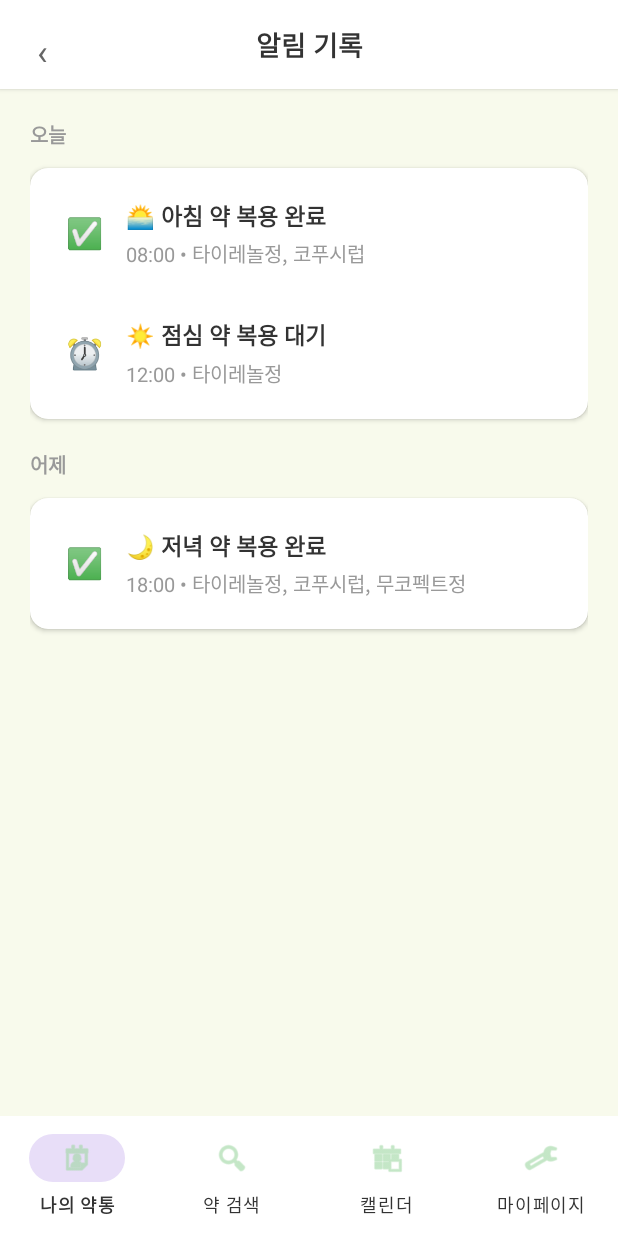
After one commit to altongApp/altongApp_v1, an Android app: the fragment AlarmHistoryFragment placed in its activity, on a phone screen of 412 x 824 dp. The commit adds this screen. Run offline under Robolectric (Android 15) with nearby library versions, the phone set to English and light mode, and no system bars; our stand-ins replace Room's generated code.

Commit message:
[feat] Implement alarm history screen - AlarmHistoryFragment.kt 추가 - AlarmHistory.kt 데이터 클래스 생성 - AlarmHistoryAdapter.kt RecyclerView Adapter 구현 - fragment_alarm_history.xml 레이아웃 구현 - item_alarm_history.xml 아이템 레이아웃 추가 - 날짜별 섹션 표시 (오늘/어제/이전) - 더미 데이터로 화면 구성 (Phase 2에서 DB 연동 예정) - MyPageFragment Navigation 연결

```diff
--- /dev/null
+++ b/app/src/main/java/com/example/altong_v2/ui/mypage/AlarmHistory.kt
@@ -0,0 +1,44 @@
+package com.example.altong_v2.ui.mypage
+
+
+ // 알림 기록 데이터 클래스
+data class AlarmHistory(
+    val id: Long = 0,
+    val timeSlot: String,           // "morning", "lunch", "dinner", "bedtime"
+    val time: String,                // "08:00"
+    val medicines: List<String>,     // ["감기약", "허리약"]
+    val isCompleted: Boolean,        // true: 복용 완료, false: 대기
+    val timestamp: Long = System.currentTimeMillis()
+) {
+
+    fun getTimeSlotIcon(): String {
+        return when (timeSlot) {
+            "morning" -> "🌅"
+            "lunch" -> "☀️"
+            "dinner" -> "🌙"
+            "bedtime" -> "🛌"
+            else -> "⏰"
+        }
+    }
+    fun getTimeSlotLabel(): String {
+        return when (timeSlot) {
+            "morning" -> "아침"
+            "lunch" -> "점심"
+            "dinner" -> "저녁"
+            "bedtime" -> "취침 전"
+            else -> "알림"
+        }
+    }
+    // 타이틀 생성
+    fun getTitle(): String {
+        val icon = getTimeSlotIcon()
+        val label = getTimeSlotLabel()
+        val status = if (isCompleted) "복용 완료" else "복용 대기"
+        return "$icon $label 약 $status"
+    }
+    // 상세정보 생성
+    fun getDetail(): String {
+        val medicinesText = medicines.joinToString(", ")
+        return "$time • $medicinesText"
+    }
+}
--- /dev/null
+++ b/app/src/main/java/com/example/altong_v2/ui/mypage/AlarmHistoryAdapter.kt
@@ -0,0 +1,44 @@
+package com.example.altong_v2.ui.mypage
+
+import android.view.LayoutInflater
+import android.view.ViewGroup
+import androidx.recyclerview.widget.DiffUtil
+import androidx.recyclerview.widget.ListAdapter
+import androidx.recyclerview.widget.RecyclerView
+import com.example.altong_v2.databinding.ItemAlarmHistoryBinding
+
+/* 알림 기록 RecyclerView Adapter */
+class AlarmHistoryAdapter : ListAdapter<AlarmHistory, AlarmHistoryAdapter.ViewHolder>(DiffCallback()) {
+    override fun onCreateViewHolder(parent: ViewGroup, viewType: Int): ViewHolder {
+        val binding = ItemAlarmHistoryBinding.inflate(
+            LayoutInflater.from(parent.context),
+            parent,
+            false
+        )
+        return ViewHolder(binding)
+    }
+
+    override fun onBindViewHolder(holder: ViewHolder, position: Int) {
+        holder.bind(getItem(position))
+    }
+
+    class ViewHolder( private val binding: ItemAlarmHistoryBinding ) : RecyclerView.ViewHolder(binding.root) {
+        fun bind(history: AlarmHistory) {
+            // 상태 아이콘
+            binding.tvStatusIcon.text = if (history.isCompleted) "✅" else "⏰"
+            // 타이틀
+            binding.tvTitle.text = history.getTitle()
+            // 상세 정보
+            binding.tvDetail.text = history.getDetail()
+        }
+    }
+
+    private class DiffCallback : DiffUtil.ItemCallback<AlarmHistory>() {
+        override fun areItemsTheSame(oldItem: AlarmHistory, newItem: AlarmHistory): Boolean {
+            return oldItem.id == newItem.id
+        }
+        override fun areContentsTheSame(oldItem: AlarmHistory, newItem: AlarmHistory): Boolean {
+            return oldItem == newItem
+        }
+    }
+}
--- /dev/null
+++ b/app/src/main/java/com/example/altong_v2/ui/mypage/AlarmHistoryFragment.kt
@@ -0,0 +1,157 @@
+package com.example.altong_v2.ui.mypage
+
+import android.os.Bundle
+import android.view.LayoutInflater
+import android.view.View
+import android.view.ViewGroup
+import androidx.fragment.app.Fragment
+import androidx.recyclerview.widget.LinearLayoutManager
+import com.example.altong_v2.databinding.FragmentAlarmHistoryBinding
+import java.util.Calendar
+
+/* 알림 기록 Fragment
+TODO: Phase 2에서 실제 알림 기록 DB 연동 */
+class AlarmHistoryFragment : Fragment() {
+    private var _binding: FragmentAlarmHistoryBinding? = null
+    private val binding get() = _binding!!
+    private lateinit var todayAdapter: AlarmHistoryAdapter
+    private lateinit var yesterdayAdapter: AlarmHistoryAdapter
+    private lateinit var previousAdapter: AlarmHistoryAdapter
+
+    override fun onCreateView(
+        inflater: LayoutInflater,
+        container: ViewGroup?,
+        savedInstanceState: Bundle?
+    ): View {
+        _binding = FragmentAlarmHistoryBinding.inflate(inflater, container, false)
+        return binding.root
+    }
+
+    override fun onViewCreated(view: View, savedInstanceState: Bundle?) {
+        super.onViewCreated(view, savedInstanceState)
+
+        setupClickListeners()
+        setupRecyclerViews()
+        loadAlarmHistory()
+    }
+    private fun setupClickListeners() {
+        binding.btnBack.setOnClickListener {
+            parentFragmentManager.popBackStack()
+        }
+    }
+    private fun setupRecyclerViews() {
+        // 오늘
+        todayAdapter = AlarmHistoryAdapter()
+        binding.rvToday.apply {
+            layoutManager = LinearLayoutManager(context)
+            adapter = todayAdapter
+        }
+        // 어제
+        yesterdayAdapter = AlarmHistoryAdapter()
+        binding.rvYesterday.apply {
+            layoutManager = LinearLayoutManager(context)
+            adapter = yesterdayAdapter
+        }
+        // 이전 기록
+        previousAdapter = AlarmHistoryAdapter()
+        binding.rvPrevious.apply {
+            layoutManager = LinearLayoutManager(context)
+            adapter = previousAdapter
+        }
+    }
+
+/*     * 알림 기록 불러오기
+     * TODO: Phase 2에서 실제 DB에서 가져오기 */
+    private fun loadAlarmHistory() {
+        // 더미 데이터 생성 (테스트용)
+        val todayList = getDummyTodayData()
+        val yesterdayList = getDummyYesterdayData()
+
+        if (todayList.isEmpty() && yesterdayList.isEmpty()) {
+            // 빈 상태 표시
+            showEmptyState()
+        } else {
+            // 데이터 표시
+            showContent(todayList, yesterdayList)
+        }
+    }
+
+    private fun showEmptyState() {
+        binding.emptyState.visibility = View.VISIBLE
+        binding.contentContainer.visibility = View.GONE
+    }
+    private fun showContent(
+        todayList: List<AlarmHistory>,
+        yesterdayList: List<AlarmHistory>
+    ) {
+        binding.emptyState.visibility = View.GONE
+        binding.contentContainer.visibility = View.VISIBLE
+
+        // 오늘 섹션
+        if (todayList.isNotEmpty()) {
+            binding.tvTodayLabel.visibility = View.VISIBLE
+            binding.cardToday.visibility = View.VISIBLE
+            todayAdapter.submitList(todayList)
+        }
+        // 어제 섹션
+        if (yesterdayList.isNotEmpty()) {
+            binding.tvYesterdayLabel.visibility = View.VISIBLE
+            binding.cardYesterday.visibility = View.VISIBLE
+            yesterdayAdapter.submitList(yesterdayList)
+        }
+    }
+
+    /**
+     * 더미 데이터 - 오늘
+     * TODO: Phase 2에서 삭제
+     */
+    private fun getDummyTodayData(): List<AlarmHistory> {
+        val calendar = Calendar.getInstance()
+        val today = calendar.timeInMillis
+
+        return listOf(
+            AlarmHistory(
+                id = 1,
+                timeSlot = "morning",
+                time = "08:00",
+                medicines = listOf("타이레놀정", "코푸시럽"),
+                isCompleted = true,
+                timestamp = today
+            ),
+            AlarmHistory(
+                id = 2,
+                timeSlot = "lunch",
+                time = "12:00",
+                medicines = listOf("타이레놀정"),
+                isCompleted = false,
+                timestamp = today
+            )
+        )
+    }
+
+    /**
+     * 더미 데이터 - 어제
+     * TODO: Phase 2에서 삭제
+     */
+    private fun getDummyYesterdayData(): List<AlarmHistory> {
+        val calendar = Calendar.getInstance()
+        calendar.add(Calendar.DAY_OF_MONTH, -1)
+        val yesterday = calendar.timeInMillis
+
+        return listOf(
+            AlarmHistory(
+                id = 3,
+                timeSlot = "dinner",
+                time = "18:00",
+                medicines = listOf("타이레놀정", "코푸시럽", "무코펙트정"),
+                isCompleted = true,
+                timestamp = yesterday
+            )
+        )
+    }
+
+    override fun onDestroyView() {
+        super.onDestroyView()
+        _binding = null
+    }
+}
--- a/app/src/main/java/com/example/altong_v2/ui/mypage/MyPageFragment.kt
+++ b/app/src/main/java/com/example/altong_v2/ui/mypage/MyPageFragment.kt
@@ -66,7 +66,12 @@ class MyPageFragment : Fragment() {
     }
 
     private fun navigateToAlarmHistory() {
-        showToast("알림 기록 화면으로 이동")
+        // 알람 기록 화면으로 가기
+        val fragment = AlarmHistoryFragment()
+        parentFragmentManager.beginTransaction()
+            .replace(android.R.id.content, fragment)
+            .addToBackStack(null)
+            .commit()
     }
 
     private fun showToast(message: String) {
--- /dev/null
+++ b/app/src/main/res/layout/fragment_alarm_history.xml
@@ -0,0 +1,174 @@
+<?xml version="1.0" encoding="utf-8"?>
+<LinearLayout xmlns:android="http://schemas.android.com/apk/res/android"
+    xmlns:app="http://schemas.android.com/apk/res-auto"
+    android:layout_width="match_parent"
+    android:layout_height="match_parent"
+    android:orientation="vertical"
+    android:background="@color/background_cream"
+    android:fitsSystemWindows="true">
+
+    <LinearLayout
+        android:layout_width="match_parent"
+        android:layout_height="wrap_content"
+        android:orientation="horizontal"
+        android:background="@color/white"
+        android:padding="16dp"
+        android:gravity="center_vertical"
+        android:elevation="2dp">
+
+        <TextView
+            android:id="@+id/btn_back"
+            android:layout_width="24dp"
+            android:layout_height="24dp"
+            android:text="‹"
+            android:textSize="24sp"
+            android:textColor="@color/text_secondary"
+            android:gravity="center"
+            android:clickable="true"
+            android:focusable="true"
+            android:background="?attr/selectableItemBackgroundBorderless" />
+
+        <TextView
+            android:layout_width="0dp"
+            android:layout_height="wrap_content"
+            android:layout_weight="1"
+            android:text="알림 기록"
+            android:textSize="18sp"
+            android:textStyle="bold"
+            android:textColor="@color/text_primary"
+            android:gravity="center"
+            android:layout_marginEnd="24dp" />
+    </LinearLayout>
+
+    <LinearLayout
+        android:id="@+id/empty_state"
+        android:layout_width="match_parent"
+        android:layout_height="match_parent"
+        android:orientation="vertical"
+        android:gravity="center"
+        android:padding="40dp"
+        android:visibility="gone">
+
+        <TextView
+            android:layout_width="wrap_content"
+            android:layout_height="wrap_content"
+            android:text="🔔"
+            android:textSize="64sp"
+            android:layout_marginBottom="16dp" />
+
+        <TextView
+            android:layout_width="wrap_content"
+            android:layout_height="wrap_content"
+            android:text="알림 기록이 없습니다"
+            android:textSize="15sp"
+            android:textColor="@color/text_placeholder"
+            android:layout_marginBottom="8dp" />
+
+        <TextView
+            android:layout_width="wrap_content"
+            android:layout_height="wrap_content"
+            android:text="약을 등록하고 알림을 받아보세요"
+            android:textSize="13sp"
+            android:textColor="@color/text_placeholder"
+            android:gravity="center"
+            android:lineSpacingExtra="4dp" />
+    </LinearLayout>
+
+    <ScrollView
+        android:id="@+id/content_container"
+        android:layout_width="match_parent"
+        android:layout_height="match_parent"
+        android:fillViewport="true">
+
+        <LinearLayout
+            android:layout_width="match_parent"
+            android:layout_height="wrap_content"
+            android:orientation="vertical"
+            android:padding="20dp">
+
+            <TextView
+                android:id="@+id/tv_today_label"
+                android:layout_width="wrap_content"
+                android:layout_height="wrap_content"
+                android:text="오늘"
+                android:textSize="13sp"
+                android:textStyle="bold"
+                android:textColor="@color/text_placeholder"
+                android:layout_marginBottom="12dp"
+                android:visibility="gone" />
+
+            <androidx.cardview.widget.CardView
+                android:id="@+id/card_today"
+                android:layout_width="match_parent"
+                android:layout_height="wrap_content"
+                app:cardCornerRadius="12dp"
+                app:cardElevation="2dp"
+                app:cardBackgroundColor="@color/white"
+                android:layout_marginBottom="20dp"
+                android:visibility="gone">
+
+                <androidx.recyclerview.widget.RecyclerView
+                    android:id="@+id/rv_today"
+                    android:layout_width="match_parent"
+                    android:layout_height="wrap_content"
+                    android:padding="4dp" />
+            </androidx.cardview.widget.CardView>
+
+            <TextView
+                android:id="@+id/tv_yesterday_label"
+                android:layout_width="wrap_content"
+                android:layout_height="wrap_content"
+                android:text="어제"
+                android:textSize="13sp"
+                android:textStyle="bold"
+                android:textColor="@color/text_placeholder"
+                android:layout_marginBottom="12dp"
+                android:visibility="gone" />
+
+            <androidx.cardview.widget.CardView
+                android:id="@+id/card_yesterday"
+                android:layout_width="match_parent"
+                android:layout_height="wrap_content"
+                app:cardCornerRadius="12dp"
+                app:cardElevation="2dp"
+                app:cardBackgroundColor="@color/white"
+                android:layout_marginBottom="20dp"
+                android:visibility="gone">
+
+                <androidx.recyclerview.widget.RecyclerView
+                    android:id="@+id/rv_yesterday"
+                    android:layout_width="match_parent"
+                    android:layout_height="wrap_content"
+                    android:padding="4dp" />
+            </androidx.cardview.widget.CardView>
+
+            <TextView
+                android:id="@+id/tv_previous_label"
+                android:layout_width="wrap_content"
+                android:layout_height="wrap_content"
+                android:text="이전 기록"
+                android:textSize="13sp"
+                android:textStyle="bold"
+                android:textColor="@color/text_placeholder"
+                android:layout_marginBottom="12dp"
+                android:visibility="gone" />
+
+            <androidx.cardview.widget.CardView
+                android:id="@+id/card_previous"
+                android:layout_width="match_parent"
+                android:layout_height="wrap_content"
+                app:cardCornerRadius="12dp"
+                app:cardElevation="2dp"
+                app:cardBackgroundColor="@color/white"
+                android:visibility="gone">
+
+                <androidx.recyclerview.widget.RecyclerView
+                    android:id="@+id/rv_previous"
+                    android:layout_width="match_parent"
+                    android:layout_height="wrap_content"
+                    android:padding="4dp" />
+            </androidx.cardview.widget.CardView>
+
+        </LinearLayout>
+    </ScrollView>
+</LinearLayout>
--- a/app/src/main/res/layout/fragment_time_setting.xml
+++ b/app/src/main/res/layout/fragment_time_setting.xml
@@ -3,7 +3,8 @@
     android:layout_width="match_parent"
     android:layout_height="match_parent"
     android:orientation="vertical"
-    android:background="@color/background_cream">
+    android:background="@color/background_cream"
+    android:fitsSystemWindows="true">
 
     <LinearLayout
         android:layout_width="match_parent"
--- /dev/null
+++ b/app/src/main/res/layout/item_alarm_history.xml
@@ -0,0 +1,43 @@
+<?xml version="1.0" encoding="utf-8"?>
+<LinearLayout xmlns:android="http://schemas.android.com/apk/res/android"
+    android:layout_width="match_parent"
+    android:layout_height="wrap_content"
+    android:orientation="horizontal"
+    android:padding="16dp"
+    android:gravity="center_vertical">
+
+    <TextView
+        android:id="@+id/tv_status_icon"
+        android:layout_width="32dp"
+        android:layout_height="32dp"
+        android:text="✅"
+        android:textSize="20sp"
+        android:gravity="center" />
+
+    <!-- 내용 -->
+    <LinearLayout
+        android:layout_width="0dp"
+        android:layout_height="wrap_content"
+        android:layout_weight="1"
+        android:orientation="vertical"
+        android:layout_marginStart="12dp">
+
+        <!-- 제목 -->
+        <TextView
+            android:id="@+id/tv_title"
+            android:layout_width="wrap_content"
+            android:layout_height="wrap_content"
+            android:text="🌅 아침 약 복용 완료"
+            android:textSize="15sp"
+            android:textStyle="bold"
+            android:textColor="@color/text_primary" />
+        <TextView
+            android:id="@+id/tv_detail"
+            android:layout_width="wrap_content"
+            android:layout_height="wrap_content"
+            android:text="08:00 • 감기약, 허리약"
+            android:textSize="13sp"
+            android:textColor="@color/text_placeholder"
+            android:layout_marginTop="4dp" />
+    </LinearLayout>
+</LinearLayout>
```
